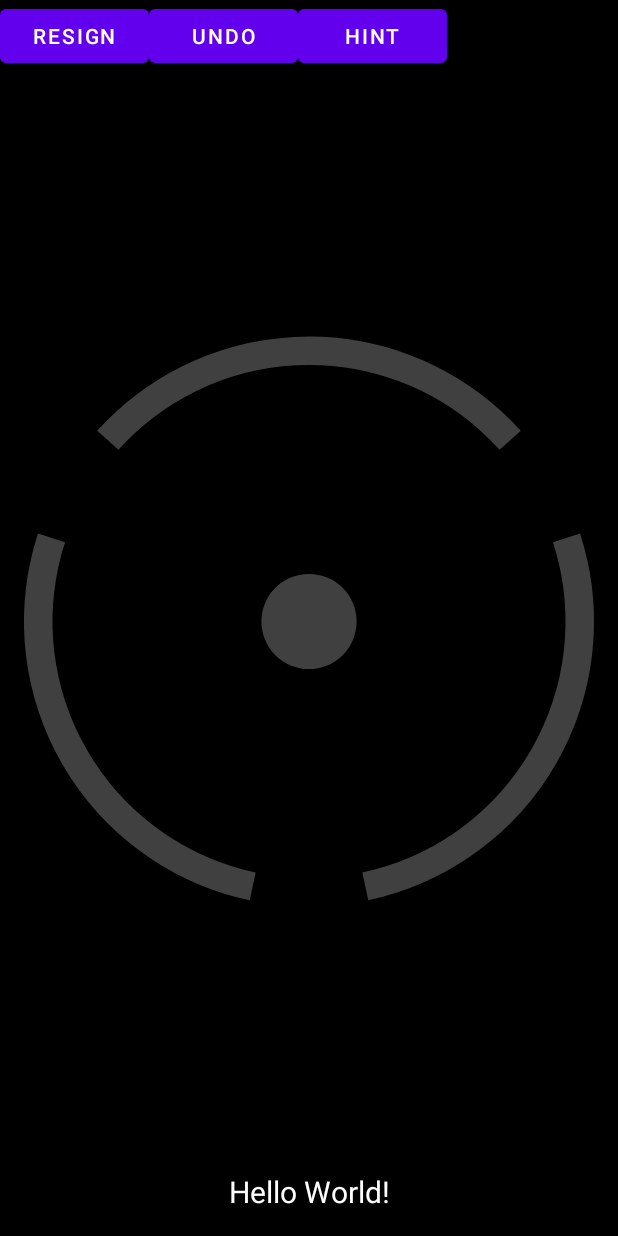
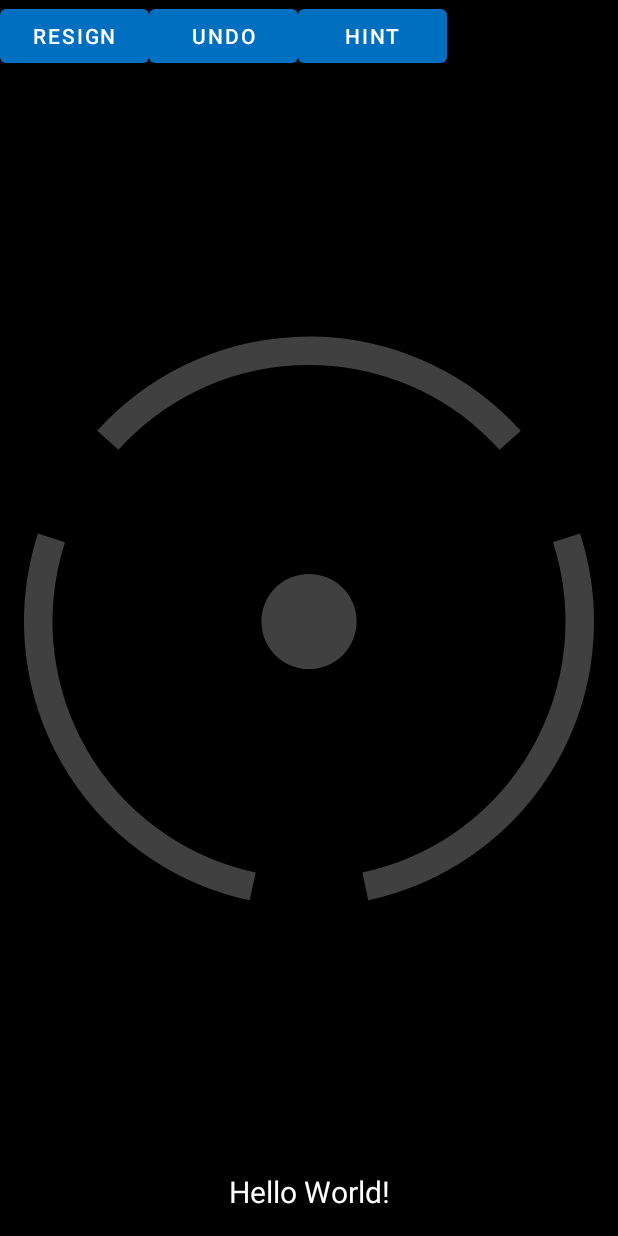
Before and after one commit to maksverver/AndroidPolyY, an Android app: the layout game_layout.xml on its own in the app's theme, with its tools: preview values and no code run, on a phone screen of 412 x 824 dp. Run offline under Robolectric (Android 15) with nearby library versions, the phone set to English and light mode, and no system bars.

Commit message:
Adjust color scheme and app theme.

```diff
--- a/app/src/main/res/values-night/themes.xml
+++ /dev/null
@@ -1,16 +0,0 @@
-<resources xmlns:tools="http://schemas.android.com/tools">
-    <!-- Base application theme. -->
-    <style name="Theme.PolyY" parent="Theme.MaterialComponents.DayNight.DarkActionBar">
-        <!-- Primary brand color. -->
-        <item name="colorPrimary">@color/purple_200</item>
-        <item name="colorPrimaryVariant">@color/purple_700</item>
-        <item name="colorOnPrimary">@color/black</item>
-        <!-- Secondary brand color. -->
-        <item name="colorSecondary">@color/teal_200</item>
-        <item name="colorSecondaryVariant">@color/teal_200</item>
-        <item name="colorOnSecondary">@color/black</item>
-        <!-- Status bar color. -->
-        <item name="android:statusBarColor">?attr/colorPrimaryVariant</item>
-        <!-- Customize your theme here. -->
-    </style>
-</resources>
--- a/app/src/main/res/values/colors.xml
+++ b/app/src/main/res/values/colors.xml
@@ -1,10 +1,18 @@
 <?xml version="1.0" encoding="utf-8"?>
 <resources>
-    <color name="purple_200">#FFBB86FC</color>
-    <color name="purple_500">#FF6200EE</color>
-    <color name="purple_700">#FF3700B3</color>
-    <color name="teal_200">#FF03DAC5</color>
-    <color name="teal_700">#FF018786</color>
-    <color name="black">#FF000000</color>
-    <color name="white">#FFFFFFFF</color>
+    <!--
+    Inspired by the color scheme of https://maksverver.github.io/index.css and similar to the style
+    defined in app/src/main/assets/www/stylesheet.css
+    -->
+    <color name="blue_light">#ffb2deff</color>
+    <color name="blue_medium">#ff006fbf</color>
+    <color name="blue_dark">#ff005380</color>
+    <color name="yellow_medium">#ffffd500</color>
+    <color name="yellow_dark">#ffc09000</color>
+    <color name="black">#ff000000</color>
+    <color name="white">#ffffffff</color>
+    <!-- Used by GameView -->
+    <color name="beige">#ff404040</color>
+    <color name="red">#ffe00000</color>
+    <color name="blue">#ff0040c0</color>
 </resources>
--- a/app/src/main/res/values/themes.xml
+++ b/app/src/main/res/values/themes.xml
@@ -2,15 +2,15 @@
     <!-- Base application theme. -->
     <style name="Theme.PolyY" parent="Theme.MaterialComponents.DayNight.DarkActionBar">
         <!-- Primary brand color. -->
-        <item name="colorPrimary">@color/purple_500</item>
-        <item name="colorPrimaryVariant">@color/purple_700</item>
+        <item name="colorPrimary">@color/blue_medium</item>
+        <item name="colorPrimaryVariant">@color/blue_dark</item>
         <item name="colorOnPrimary">@color/white</item>
         <!-- Secondary brand color. -->
-        <item name="colorSecondary">@color/teal_200</item>
-        <item name="colorSecondaryVariant">@color/teal_700</item>
+        <item name="colorSecondary">@color/yellow_medium</item>
+        <item name="colorSecondaryVariant">@color/yellow_dark</item>
         <item name="colorOnSecondary">@color/black</item>
         <!-- Status bar color. -->
-        <item name="android:statusBarColor">?attr/colorPrimaryVariant</item>
+        <item name="android:statusBarColor">@color/black</item>
         <!-- Customize your theme here. -->
     </style>
 </resources>
```
